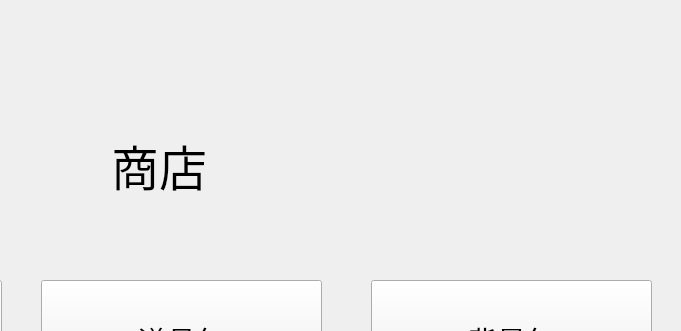
Old version of the form project/store.ui in the repository aaaMsLIUfruit/RunningDino; both pictures show x 319 to 1000 and y 0 to 331 of the 1000 by 524 pixel window.
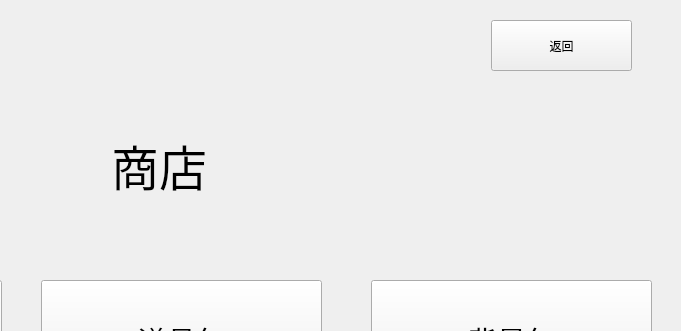
New version of the form.

Diff of the .ui file:
```diff
--- a/project/store.ui
+++ b/project/store.ui
@@ -75,7 +75,7 @@
     <rect>
      <x>430</x>
      <y>100</y>
-     <width>131</width>
+     <width>151</width>
      <height>131</height>
     </rect>
    </property>
@@ -89,6 +89,19 @@
     <string>商店</string>
    </property>
   </widget>
+  <widget class="QPushButton" name="returned">
+   <property name="geometry">
+    <rect>
+     <x>810</x>
+     <y>20</y>
+     <width>141</width>
+     <height>51</height>
+    </rect>
+   </property>
+   <property name="text">
+    <string>返回</string>
+   </property>
+  </widget>
  </widget>
  <resources/>
  <connections/>
```
Left out of the diff: 2 changed lines with no effect on the pictures.
